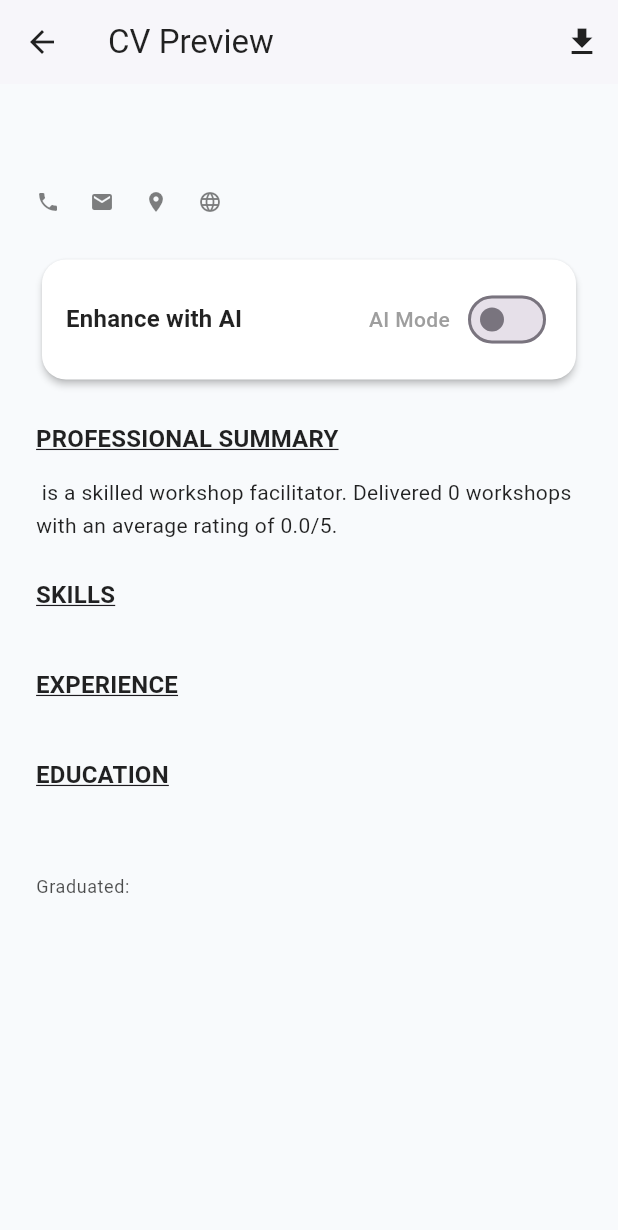
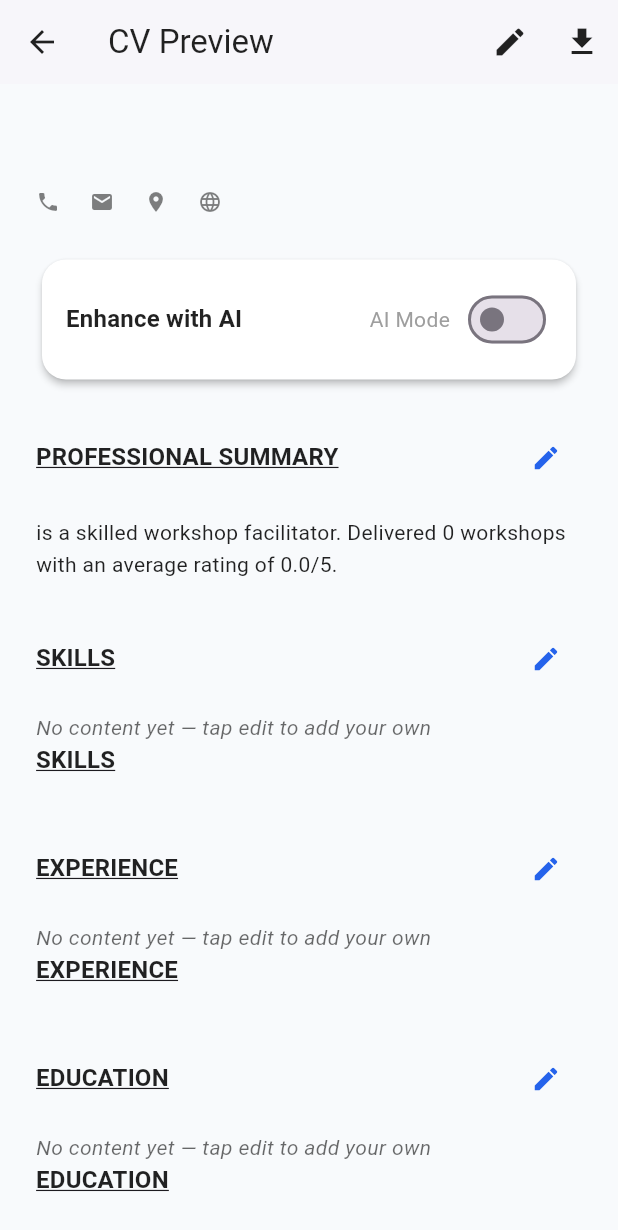
Before and after one commit to muraa-p/fyp, a Flutter app: the CVPreviewScreen screen opened directly with empty values, on a phone screen of 412 x 824 dp. Shown: the top 1230 px of the screen. Run offline on Flutter 3.47's test engine with Material 3 defaults, Android fonts, the phone set to English and light mode, and no system bars; our stand-ins replace app_links, device_info_plus, flutter_local_notifications, image_picker, pdf, permission_handler and 4 more; accounts and stored records are empty.

Commit message:
cv contents are editable now

```diff
--- a/lib/screens/cv_builder_screen.dart
+++ b/lib/screens/cv_builder_screen.dart
@@ -1333,10 +1333,272 @@ class _CVPreviewScreenState extends State<CVPreviewScreen> {
   String _educationText = "";
   String _achievementsText = "";
 
+  // Editable user overrides (start empty, filled when user edits)
+  late Map<String, String> _editedContent;
+
   @override
   void initState() {
     super.initState();
-    _generateAllSections(); // Start with template/fallback
+    // Initialize editable map with empty strings
+    _editedContent = {
+      'summary': '',
+      'skills': '',
+      'experience': '',
+      'education': '',
+      'achievements': '',
+    };
+    _generateAllSections();
+  }
+
+  // Helper to get final text: edited > AI > fallback
+  String _getDisplayText(String key, String aiText, String fallback) {
+    final edited = _editedContent[key];
+    if (edited != null && edited.isNotEmpty) return edited;
+    if (_useAIGeneration && aiText.isNotEmpty) return aiText;
+    return fallback;
+  }
+
+  // Edit dialog for any section
+  void _editSection(String key, String title, String currentText) {
+    final controller = TextEditingController(text: currentText);
+    showDialog(
+      context: context,
+      builder: (context) => AlertDialog(
+        title: Text("Edit $title"),
+        content: TextField(
+          controller: controller,
+          maxLines: 10,
+          decoration: const InputDecoration(
+            border: OutlineInputBorder(),
+            hintText: "Write your own content here...",
+          ),
+        ),
+        actions: [
+          TextButton(
+            onPressed: () => Navigator.pop(context),
+            child: const Text("Cancel"),
+          ),
+          ElevatedButton(
+            onPressed: () {
+              setState(() {
+                _editedContent[key] = controller.text.trim();
+              });
+              Navigator.pop(context);
+              ScaffoldMessenger.of(context).showSnackBar(
+                SnackBar(content: Text("$title updated!")),
+              );
+            },
+            child: const Text("Save"),
+          ),
+        ],
+      ),
+    );
+  }
+
+  @override
+  Widget build(BuildContext context) {
+    final theme = Theme.of(context);
+
+    return Scaffold(
+      appBar: AppBar(
+        title: const Text("CV Preview"),
+        backgroundColor: theme.colorScheme.surface,
+        foregroundColor: theme.colorScheme.onSurface,
+        elevation: 1,
+        leading: IconButton(
+          icon: const Icon(Icons.arrow_back),
+          onPressed: () => Navigator.of(context).pop(),
+        ),
+        actions: [
+          IconButton(
+            icon: const Icon(Icons.edit),
+            tooltip: 'Edit CV Content',
+            onPressed: () {
+              ScaffoldMessenger.of(context).showSnackBar(
+                const SnackBar(content: Text("Tap the pencil icon next to any section to edit")),
+              );
+            },
+          ),
+          IconButton(
+            icon: const Icon(Icons.download),
+            tooltip: 'Download CV as PDF',
+            onPressed: _generateAndSavePDF,
+          ),
+        ],
+      ),
+      body: Stack(
+        children: [
+          SingleChildScrollView(
+            padding: const EdgeInsets.all(24),
+            child: Column(
+              crossAxisAlignment: CrossAxisAlignment.start,
+              children: [
+                _buildHeader(context),
+                const SizedBox(height: 24),
+
+                // AI Toggle
+                Card(
+                  child: Padding(
+                    padding: const EdgeInsets.all(16),
+                    child: Row(
+                      mainAxisAlignment: MainAxisAlignment.spaceBetween,
+                      children: [
+                        Text("Enhance with AI", style: theme.textTheme.titleMedium?.copyWith(fontWeight: FontWeight.bold)),
+                        Row(
+                          children: [
+                            Text("AI Mode", style: TextStyle(color: _useAIGeneration ? Colors.green : Colors.grey)),
+                            const SizedBox(width: 8),
+                            Switch(
+                              value: _useAIGeneration,
+                              onChanged: (value) {
+                                setState(() => _useAIGeneration = value);
+                                _generateAllSections();
+                              },
+                            ),
+                          ],
+                        ),
+                      ],
+                    ),
+                  ),
+                ),
+                const SizedBox(height: 24),
+
+                // Professional Summary
+                _buildEditableSection(
+                  context,
+                  "PROFESSIONAL SUMMARY",
+                  _getDisplayText('summary', _professionalSummary, _generateTemplateSummary()),
+                      () => _editSection('summary', "Professional Summary", _getDisplayText('summary', _professionalSummary, _generateTemplateSummary())),
+                ),
+                const SizedBox(height: 24),
+
+                // Skills
+                _buildEditableSection(
+                  context,
+                  "SKILLS",
+                  _useAIGeneration && _skillsText.isNotEmpty
+                      ? _skillsText
+                      : _buildSkillsSectionFallback(), // fallback is widget, so handle separately
+                      () => _editSection('skills', "Skills", _getDisplayText('skills', _skillsText, "")),
+                  isRichText: _useAIGeneration && _skillsText.isEmpty, // only allow edit if AI text exists or user wants custom
+                ),
+
+                // For Skills, we use fallback widget if no AI text and no edit
+                if (!_useAIGeneration || _skillsText.isEmpty)
+                  _buildSection(context, "SKILLS", _buildSkillsSection(context)),
+
+                const SizedBox(height: 24),
+
+                // Experience
+                _buildEditableSection(
+                  context,
+                  "EXPERIENCE",
+                  _getDisplayText('experience', _experienceText, ""),
+                      () => _editSection('experience', "Experience", _getDisplayText('experience', _experienceText, "")),
+                ),
+                if (!_useAIGeneration || _experienceText.isEmpty)
+                  _buildSection(context, "EXPERIENCE", _buildExperienceSection(context)),
+
+                const SizedBox(height: 24),
+
+                // Education
+                _buildEditableSection(
+                  context,
+                  "EDUCATION",
+                  _getDisplayText('education', _educationText, ""),
+                      () => _editSection('education', "Education", _getDisplayText('education', _educationText, "")),
+                ),
+                if (!_useAIGeneration || _educationText.isEmpty)
+                  _buildSection(context, "EDUCATION", _buildEducationSection(context)),
+
+                const SizedBox(height: 24),
+
+                // Achievements
+                if (widget.achievements.isNotEmpty) ...[
+                  _buildEditableSection(
+                    context,
+                    "ACHIEVEMENTS",
+                    _getDisplayText('achievements', _achievementsText, ""),
+                        () => _editSection('achievements', "Achievements", _getDisplayText('achievements', _achievementsText, "")),
+                  ),
+                  if (!_useAIGeneration || _achievementsText.isEmpty)
+                    _buildSection(context, "ACHIEVEMENTS", _buildAchievementsSection(context)),
+                  const SizedBox(height: 24),
+                ],
+
+                // Testimonials
+                if (widget.testimonials.isNotEmpty)
+                  _buildSection(context, "TESTIMONIALS", _buildTestimonialsSection(context)),
+
+                const SizedBox(height: 80),
+              ],
+            ),
+          ),
+
+          if (_isGenerating)
+            Container(
+              color: Colors.black54,
+              child: const Center(
+                child: Column(
+                  mainAxisSize: MainAxisSize.min,
+                  children: [
+                    CircularProgressIndicator(color: Colors.white),
+                    SizedBox(height: 16),
+                    Text("Enhancing your CV with AI...", style: TextStyle(color: Colors.white, fontSize: 16)),
+                  ],
+                ),
+              ),
+            ),
+        ],
+      ),
+    );
+  }
+
+  // New helper: editable section with pencil icon
+  Widget _buildEditableSection(BuildContext context, String title, String content, VoidCallback onEdit, {bool isRichText = true}) {
+    final theme = Theme.of(context);
+    final hasContent = content.isNotEmpty;
+
+    return Column(
+      crossAxisAlignment: CrossAxisAlignment.start,
+      children: [
+        Row(
+          mainAxisAlignment: MainAxisAlignment.spaceBetween,
+          children: [
+            Text(
+              title,
+              style: theme.textTheme.titleMedium?.copyWith(
+                fontWeight: FontWeight.bold,
+                color: theme.colorScheme.onSurface,
+                decoration: TextDecoration.underline,
+              ),
+            ),
+            IconButton(
+              icon: const Icon(Icons.edit, size: 20),
+              tooltip: "Edit this section",
+              onPressed: onEdit,
+              color: theme.colorScheme.primary,
+            ),
+          ],
+        ),
+        const SizedBox(height: 12),
+        if (hasContent)
+          if (isRichText)
+            ...content.split('\n').where((line) => line.trim().isNotEmpty).map((line) => Padding(
+              padding: const EdgeInsets.symmetric(vertical: 4),
+              child: Text(line.trim(), style: theme.textTheme.bodyMedium?.copyWith(height: 1.5)),
+            ))
+          else
+            Text(content, style: theme.textTheme.bodyMedium?.copyWith(height: 1.5))
+        else
+          Text("No content yet — tap edit to add your own", style: theme.textTheme.bodyMedium?.copyWith(fontStyle: FontStyle.italic, color: theme.colorScheme.onSurface.withAlpha(150))),
+      ],
+    );
+  }
+
+  // Fallback for Skills when no AI text
+  String _buildSkillsSectionFallback() {
+    return widget.skills.map((s) => "• ${s['name']} (${s['level']})").join('\n');
   }
 
   Future<void> _generateAllSections() async {
@@ -1429,20 +1691,19 @@ class _CVPreviewScreenState extends State<CVPreviewScreen> {
     content.add(pw.Divider());
     content.add(pw.SizedBox(height: 20));
 
-    // Professional Summary - NOW uses AI if available
+    // Professional Summary — uses edited > AI > template
     content.add(pw.Text("PROFESSIONAL SUMMARY", style: pw.TextStyle(fontSize: 16, fontWeight: pw.FontWeight.bold)));
     content.add(pw.SizedBox(height: 8));
-    final summaryText = _useAIGeneration && _professionalSummary.isNotEmpty
-        ? _professionalSummary
-        : _generateTemplateSummary();
+    final summaryText = _getDisplayText('summary', _professionalSummary, _generateTemplateSummary());
     content.add(pw.Paragraph(text: summaryText, style: const pw.TextStyle(fontSize: 11, lineSpacing: 5)));
     content.add(pw.SizedBox(height: 20));
 
-    // Skills - Use AI text if available, fallback to chips
+    // Skills — uses edited > AI > fallback chips
     content.add(pw.Text("SKILLS", style: pw.TextStyle(fontSize: 16, fontWeight: pw.FontWeight.bold)));
     content.add(pw.SizedBox(height: 8));
-    if (_useAIGeneration && _skillsText.isNotEmpty) {
-      content.add(pw.Paragraph(text: _skillsText, style: const pw.TextStyle(fontSize: 11)));
+    final skillsText = _getDisplayText('skills', _skillsText, _buildSkillsSectionFallback());
+    if (skillsText.isNotEmpty) {
+      content.add(pw.Paragraph(text: skillsText, style: const pw.TextStyle(fontSize: 11)));
     } else {
       content.add(
         pw.Wrap(
@@ -1463,11 +1724,12 @@ class _CVPreviewScreenState extends State<CVPreviewScreen> {
     }
     content.add(pw.SizedBox(height: 20));
 
-    // Experience - Use AI if available
+    // Experience — uses edited > AI > fallback
     content.add(pw.Text("EXPERIENCE", style: pw.TextStyle(fontSize: 16, fontWeight: pw.FontWeight.bold)));
     content.add(pw.SizedBox(height: 12));
-    if (_useAIGeneration && _experienceText.isNotEmpty) {
-      content.add(pw.Paragraph(text: _experienceText, style: const pw.TextStyle(fontSize: 11, lineSpacing: 5)));
+    final experienceText = _getDisplayText('experience', _experienceText, "");
+    if (experienceText.isNotEmpty) {
+      content.add(pw.Paragraph(text: experienceText, style: const pw.TextStyle(fontSize: 11, lineSpacing: 5)));
     } else {
       for (final w in widget.taughtWorkshops) {
         final title = w['title'] as String? ?? "Untitled";
@@ -1486,13 +1748,13 @@ class _CVPreviewScreenState extends State<CVPreviewScreen> {
     }
     content.add(pw.SizedBox(height: 20));
 
-    // Education - Use AI if available
+    // Education — uses edited > AI > fallback
     content.add(pw.Text("EDUCATION", style: pw.TextStyle(fontSize: 16, fontWeight: pw.FontWeight.bold)));
     content.add(pw.SizedBox(height: 8));
-    if (_useAIGeneration && _educationText.isNotEmpty) {
-      content.add(pw.Paragraph(text: _educationText, style: const pw.TextStyle(fontSize: 11)));
+    final educationText = _getDisplayText('education', _educationText, "");
+    if (educationText.isNotEmpty) {
+      content.add(pw.Paragraph(text: educationText, style: const pw.TextStyle(fontSize: 11)));
     } else {
-      // Existing fallback education rendering
       final university = widget.userProfile['university'] as String?;
       final major = widget.userProfile['major'] as String?;
       final year = widget.userProfile['year'] as String?;
@@ -1502,12 +1764,13 @@ class _CVPreviewScreenState extends State<CVPreviewScreen> {
     }
     content.add(pw.SizedBox(height: 20));
 
-    // Achievements - Use AI if available
+    // Achievements — uses edited > AI > fallback
     if (widget.achievements.isNotEmpty) {
       content.add(pw.Text("ACHIEVEMENTS", style: pw.TextStyle(fontSize: 16, fontWeight: pw.FontWeight.bold)));
       content.add(pw.SizedBox(height: 8));
-      if (_useAIGeneration && _achievementsText.isNotEmpty) {
-        content.add(pw.Paragraph(text: _achievementsText, style: const pw.TextStyle(fontSize: 11)));
+      final achievementsText = _getDisplayText('achievements', _achievementsText, "");
+      if (achievementsText.isNotEmpty) {
+        content.add(pw.Paragraph(text: achievementsText, style: const pw.TextStyle(fontSize: 11)));
       } else {
         for (final a in widget.achievements) {
           content.add(pw.Text("• ${a['title']} ${a['icon'] ?? ''}", style: const pw.TextStyle(fontSize: 11)));
@@ -1551,215 +1814,6 @@ class _CVPreviewScreenState extends State<CVPreviewScreen> {
     return summary;
   }
 
-  @override
-  Widget build(BuildContext context) {
-    final theme = Theme.of(context);
-
-    return Scaffold(
-      appBar: AppBar(
-        title: const Text("CV Preview"),
-        backgroundColor: theme.colorScheme.surface,
-        foregroundColor: theme.colorScheme.onSurface,
-        elevation: 1,
-        leading: IconButton(
-          icon: const Icon(Icons.arrow_back),
-          onPressed: () => Navigator.of(context).pop(),
-        ),
-        actions: [
-          // Removed the Share button completely
-          IconButton(
-            icon: const Icon(Icons.download),
-            tooltip: 'Download CV as PDF',
-            onPressed: _generateAndSavePDF,
-          ),
-        ],
-      ),
-      body: Stack(
-        children: [
-          SingleChildScrollView(
-            padding: const EdgeInsets.all(24),
-            child: Column(
-              crossAxisAlignment: CrossAxisAlignment.start,
-              children: [
-                // Header
-                _buildHeader(context),
-                const SizedBox(height: 24),
-
-                // AI Toggle
-                Card(
-                  child: Padding(
-                    padding: const EdgeInsets.all(16),
-                    child: Row(
-                      mainAxisAlignment: MainAxisAlignment.spaceBetween,
-                      children: [
-                        Text(
-                          "Enhance with AI",
-                          style: theme.textTheme.titleMedium?.copyWith(
-                            fontWeight: FontWeight.bold,
-                          ),
-                        ),
-                        Row(
-                          children: [
-                            Text(
-                              "AI Mode",
-                              style: TextStyle(
-                                color: _useAIGeneration ? Colors.green : Colors.grey,
-                                fontWeight: FontWeight.w500,
-                              ),
-                            ),
-                            const SizedBox(width: 8),
-                            Switch(
-                              value: _useAIGeneration,
-                              onChanged: (value) {
-                                setState(() {
-                                  _useAIGeneration = value;
-                                });
-                                _generateAllSections();
-                              },
-                            ),
-                          ],
-                        ),
-                      ],
-                    ),
-                  ),
-                ),
-                const SizedBox(height: 24),
-
-                // Professional Summary
-                _buildSection(
-                  context,
-                  "PROFESSIONAL SUMMARY",
-                  _isGenerating
-                      ? const Center(child: CircularProgressIndicator())
-                      : Text(
-                    _useAIGeneration && _professionalSummary.isNotEmpty
-                        ? _professionalSummary
-                        : _generateTemplateSummary(),
-                    style: theme.textTheme.bodyMedium?.copyWith(height: 1.6),
-                  ),
-                ),
-                const SizedBox(height: 24),
-
-                // Skills
-                _buildSection(
-                  context,
-                  "SKILLS",
-                  _useAIGeneration && _skillsText.isNotEmpty
-                      ? Column(
-                    crossAxisAlignment: CrossAxisAlignment.start,
-                    children: _skillsText
-                        .split('\n')
-                        .where((line) => line.trim().isNotEmpty)
-                        .map((line) => Padding(
-                      padding: const EdgeInsets.symmetric(vertical: 4),
-                      child: Text(
-                        line.trim(),
-                        style: theme.textTheme.bodyMedium?.copyWith(
-                          color: Colors.black87,
-                        ),
-                      ),
-                    ))
-                        .toList(),
-                  )
-                      : _buildSkillsSection(context),
-                ),
-                const SizedBox(height: 24),
-
-                // Experience
-                _buildSection(
-                  context,
-                  "EXPERIENCE",
-                  _useAIGeneration && _experienceText.isNotEmpty
-                      ? Column(
-                    crossAxisAlignment: CrossAxisAlignment.start,
-                    children: _experienceText
-                        .split('\n\n')
-                        .map((block) => Padding(
-                      padding: const EdgeInsets.only(bottom: 16),
-                      child: Text(
-                        block.trim(),
-                        style: theme.textTheme.bodyMedium?.copyWith(height: 1.5),
-                      ),
-                    ))
-                        .toList(),
-                  )
-                      : _buildExperienceSection(context),
-                ),
-                const SizedBox(height: 24),
-
-                // Education
-                _buildSection(
-                  context,
-                  "EDUCATION",
-                  _useAIGeneration && _educationText.isNotEmpty
-                      ? Text(
-                    _educationText,
-                    style: theme.textTheme.bodyMedium?.copyWith(height: 1.5),
-                  )
-                      : _buildEducationSection(context),
-                ),
-                const SizedBox(height: 24),
-
-                // Achievements
-                if (widget.achievements.isNotEmpty)
-                  _buildSection(
-                    context,
-                    "ACHIEVEMENTS",
-                    _useAIGeneration && _achievementsText.isNotEmpty
-                        ? Column(
-                      crossAxisAlignment: CrossAxisAlignment.start,
-                      children: _achievementsText
-                          .split('\n')
-                          .where((line) => line.trim().isNotEmpty)
-                          .map((line) => Padding(
-                        padding: const EdgeInsets.symmetric(vertical: 6),
-                        child: Text(
-                          line.trim(),
-                          style: theme.textTheme.bodyMedium,
-                        ),
-                      ))
-                          .toList(),
-                    )
-                        : _buildAchievementsSection(context),
-                  ),
-
-                if (widget.achievements.isNotEmpty) const SizedBox(height: 24),
-
-                // Testimonials
-                if (widget.testimonials.isNotEmpty)
-                  _buildSection(
-                    context,
-                    "TESTIMONIALS",
-                    _buildTestimonialsSection(context),
-                  ),
-
-                const SizedBox(height: 80),
-              ],
-            ),
-          ),
-
-          // Loading overlay
-          if (_isGenerating)
-            Container(
-              color: Colors.black54,
-              child: const Center(
-                child: Column(
-                  mainAxisSize: MainAxisSize.min,
-                  children: [
-                    CircularProgressIndicator(color: Colors.white),
-                    SizedBox(height: 16),
-                    Text(
-                      "Enhancing your CV with AI...",
-                      style: TextStyle(color: Colors.white, fontSize: 16),
-                    ),
-                  ],
-                ),
-              ),
-            ),
-        ],
-      ),
-    );
-  }
 
   Widget _buildHeader(BuildContext context) {
     final theme = Theme.of(context);
```
